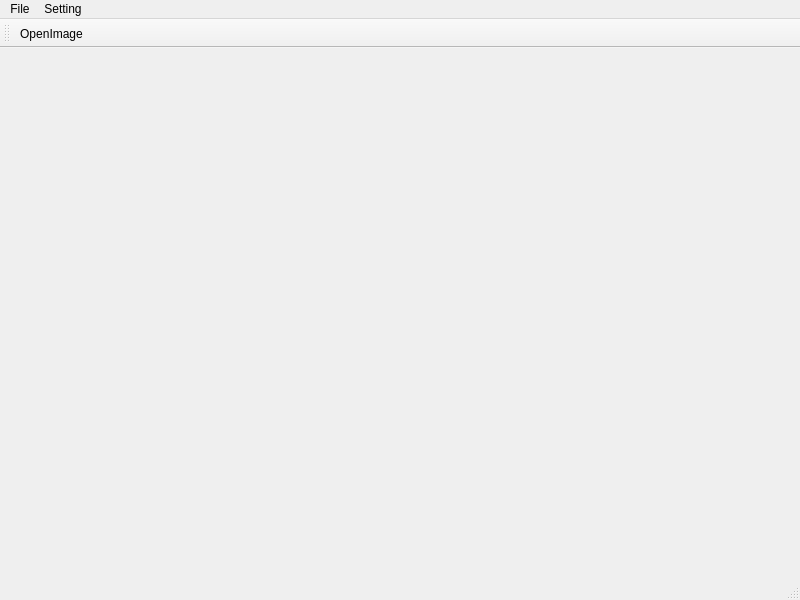
Before: the Qt Designer form EGSE_CMEB/windowMain.ui in GisuKim/EGSE_GUI, drawn with Qt 5.
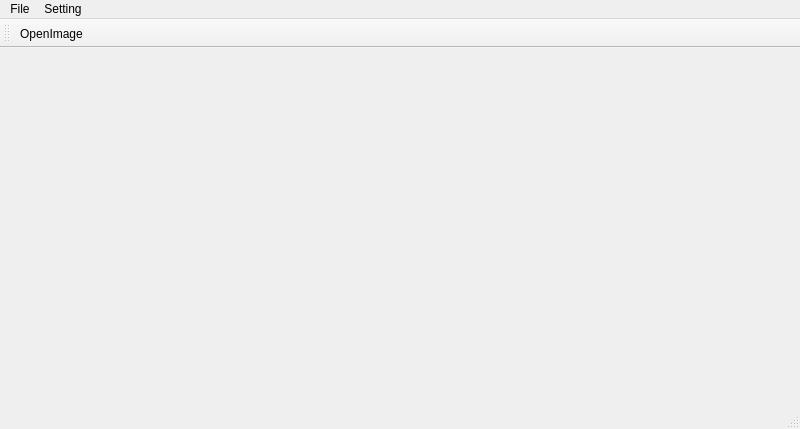
After: the same form once the commit is applied. Icons and pictures are not drawn.

Patch:
```diff
--- a/EGSE_CMEB/windowMain.ui
+++ b/EGSE_CMEB/windowMain.ui
@@ -7,7 +7,7 @@
     <x>0</x>
     <y>0</y>
     <width>800</width>
-    <height>600</height>
+    <height>429</height>
    </rect>
   </property>
   <property name="windowTitle">
```
Left out of the diff: 24 changed lines with no effect on the pictures.
